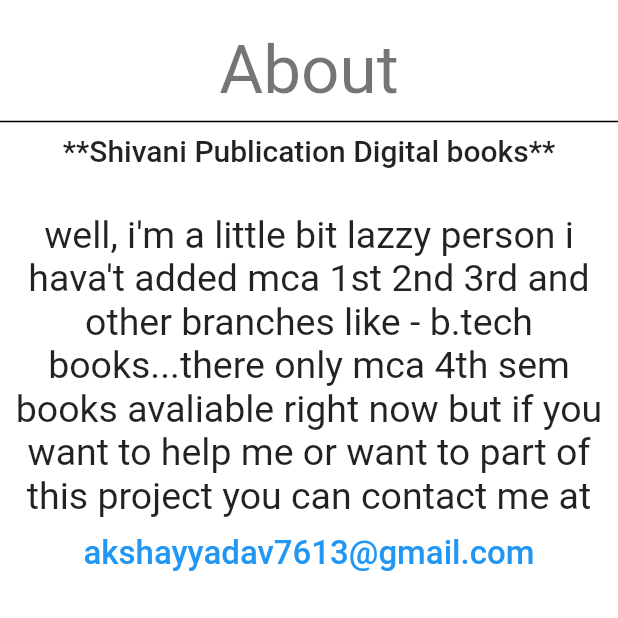
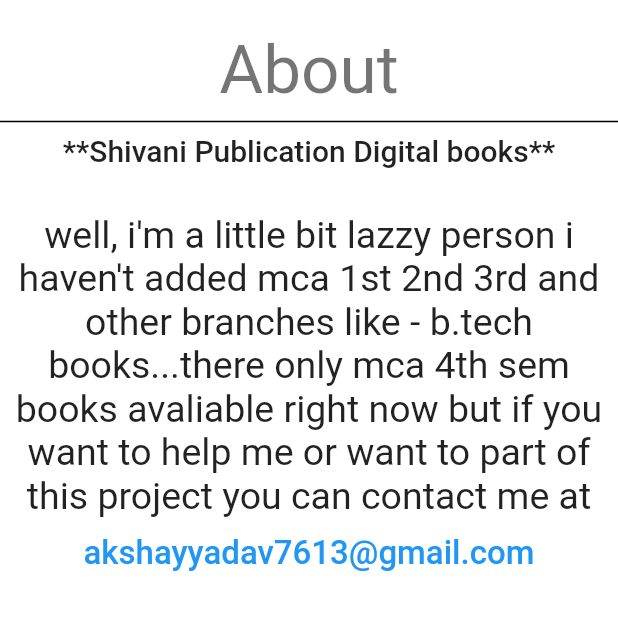
Before and after one commit to akshayyadav76/college_books, a Flutter app: the screen it shows after launch, item 2 of the bottom bar chosen, in the side drawer, after a tap on "About & Contact", on a phone screen of 412 x 824 dp, the top half of it. Run offline on Flutter 3.47's test engine with Material 2 defaults, Android fonts, the phone set to English and light mode, and no system bars; our stand-ins replace connectivity, dio, share, sqflite; missing offline and left inert: flutter_pdfview; accounts and stored records are empty.

Commit message:
change same text

```diff
--- a/lib/About.dart
+++ b/lib/About.dart
@@ -37,7 +37,7 @@ class About extends StatelessWidget {
                         SizedBox(height: 30,),
 
                         Text("well, i'm a little bit lazzy person"
-                        " i hava't added mca 1st 2nd 3rd and other branches like - b.tech books..."
+                        " i haven't added mca 1st 2nd 3rd and other branches like - b.tech books..."
                         "there only mca 4th sem books avaliable right now but if you want to help me or"
                          " want to part of this project you can contact me at ", textAlign: TextAlign.center,
                         style: TextStyle(fontSize: 25,fontWeight: FontWeight.w400)
--- a/lib/bottomBarScreens/bottom_bar_screen2.dart
+++ b/lib/bottomBarScreens/bottom_bar_screen2.dart
@@ -139,7 +139,8 @@ class _BottomBarScreen2State extends State<BottomBarScreen2> {
         } else {
           return Center(
               child: Text(
-            "Pehele Download to Karlo, tabhi to kuch dikhe gaa",
+
+            "Pehele Download to Karlo, tabhi to kuch dikhe gaa :)",
             style: TextStyle(fontSize: 30),
           ));
         }
```
